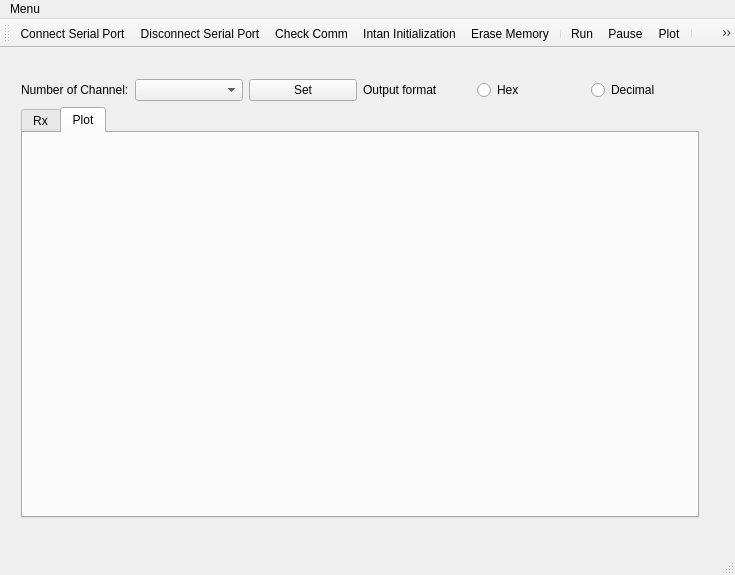
The window that EMG_GUI/mainwindow.ui (ykhuang3314/Qt) describes before a commit, drawn with Qt 5.
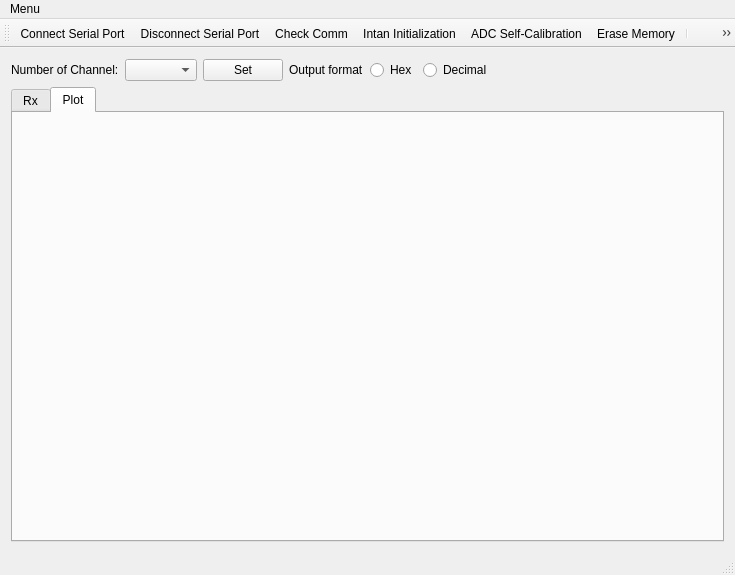
The same window after the commit. The open tabs and pages were chosen to show the change. Icons and pictures are not drawn.

```diff
--- a/EMG_GUI/mainwindow.ui
+++ b/EMG_GUI/mainwindow.ui
@@ -14,15 +14,8 @@
    <string>MainWindow</string>
   </property>
   <widget class="QWidget" name="centralWidget">
-   <widget class="QWidget" name="">
-    <property name="geometry">
-     <rect>
-      <x>10</x>
-      <y>20</y>
-      <width>700</width>
-      <height>461</height>
-     </rect>
-    </property>
+   <layout class="QVBoxLayout" name="verticalLayout_4">
+    <item>
     <layout class="QVBoxLayout" name="verticalLayout_3">
      <item>
       <layout class="QHBoxLayout" name="horizontalLayout_4">
@@ -70,6 +63,19 @@
            </property>
           </widget>
          </item>
+          <item>
+           <spacer name="horizontalSpacer">
+            <property name="orientation">
+             <enum>Qt::Horizontal</enum>
+            </property>
+            <property name="sizeHint" stdset="0">
+             <size>
+              <width>40</width>
+              <height>20</height>
+             </size>
+            </property>
+           </spacer>
+          </item>
         </layout>
        </item>
       </layout>
@@ -146,7 +152,8 @@
       </widget>
      </item>
     </layout>
-   </widget>
+    </item>
+   </layout>
   </widget>
   <widget class="QMenuBar" name="menuBar">
    <property name="geometry">
@@ -190,6 +197,7 @@
    <addaction name="actionDisconnect_Serial_Port"/>
    <addaction name="actionCheck_Comm"/>
    <addaction name="actionIntan_Initialization"/>
+   <addaction name="actionADC_Self_Calibration"/>
    <addaction name="actionErase_Memory"/>
    <addaction name="separator"/>
    <addaction name="actionRun"/>
@@ -321,6 +329,15 @@
     <string>Save as</string>
    </property>
   </action>
+  <action name="actionADC_Self_Calibration">
+   <property name="icon">
+    <iconset resource="resource.qrc">
+     <normaloff>:/rec/image/calibration_icon.png</normaloff>:/rec/image/calibration_icon.png</iconset>
+   </property>
+   <property name="text">
+    <string>ADC Self-Calibration</string>
+   </property>
+  </action>
  </widget>
  <layoutdefault spacing="6" margin="11"/>
  <resources>
```
Left out of the diff: 3 changed lines with no effect on the pictures. Lines whose indentation alone changed are shown as unchanged.
